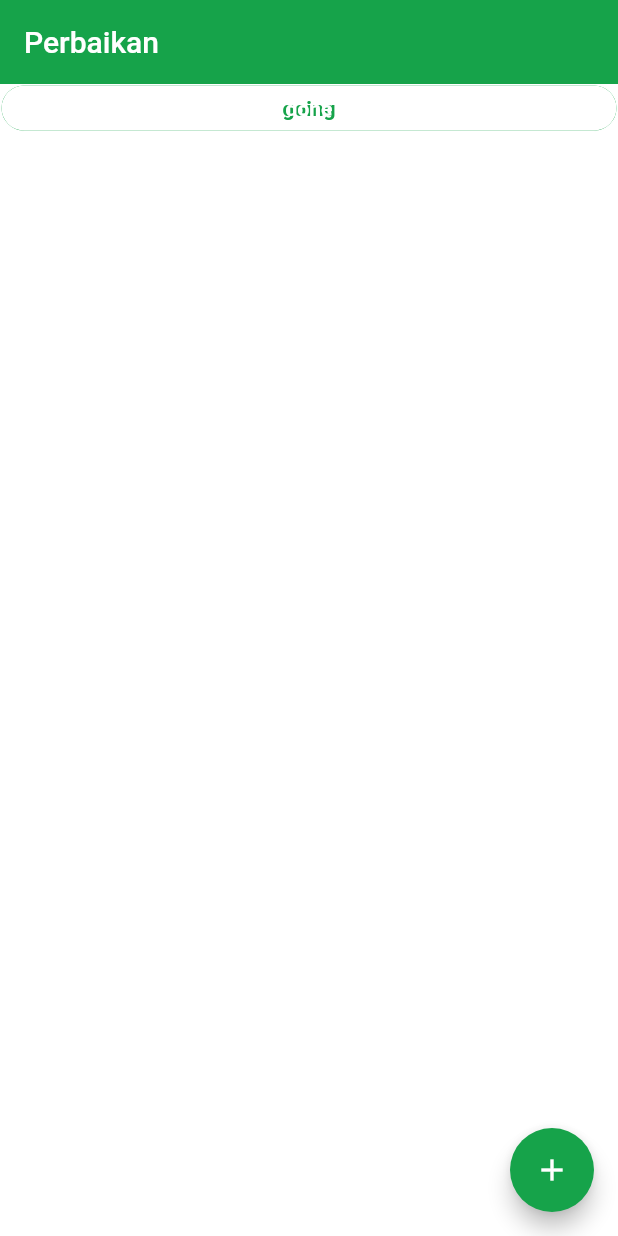
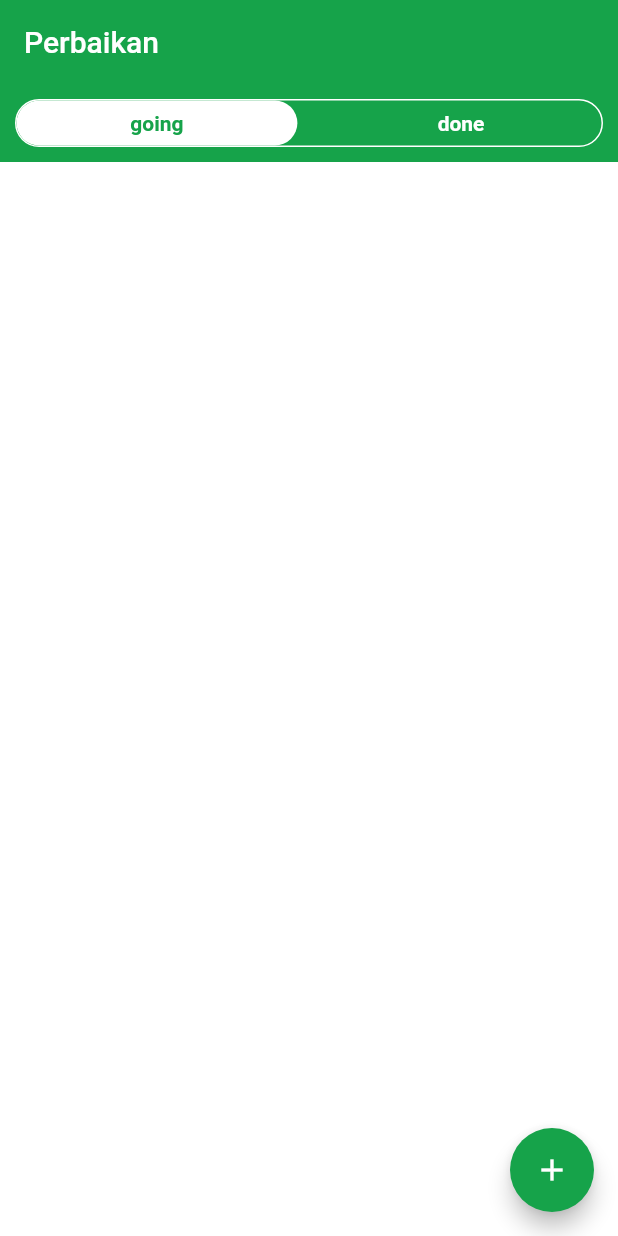
Before and after one commit to istaqom/trackify, a Flutter app: the AdminHome screen opened directly, on a phone screen of 412 x 824 dp. Run offline on Flutter 3.47's test engine with Material 2 defaults, Android fonts, the phone set to English and light mode, and no system bars.

Commit message:
fixing toggle button

```diff
--- a/lib/adminhomepage.dart
+++ b/lib/adminhomepage.dart
@@ -44,8 +44,12 @@ class _AdminHomeState extends State<AdminHome> {
       ),
       body: Column(
         children: [
-          ToggleButton(
+          Container(
             width: double.infinity,
+            padding: EdgeInsets.all(10),
+            color: Theme.of(context).primaryColor,
+            child: ToggleButton(
+              width: MediaQuery.of(context).size.width / 1.1,
               height: 32.0,
               toggleBackgroundColor: Theme.of(context).primaryColor,
               toggleBorderColor: Colors.white,
@@ -60,6 +64,7 @@ class _AdminHomeState extends State<AdminHome> {
               onRightToggleActive: () {
                 _onItemTapped(1);
               }
+            ),
           ),
           _widgetOptions.elementAt(_selectedIndex)
         ],
```
Lines whose indentation alone changed are shown as unchanged.
